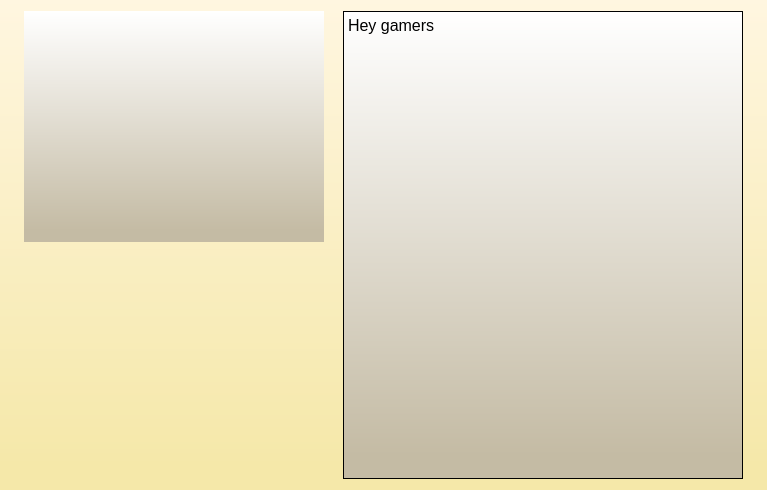
Above: iRestMyCase/clienttab.ui from NolanTaylor/a8-edu-game before the change. Below: the same form after it.
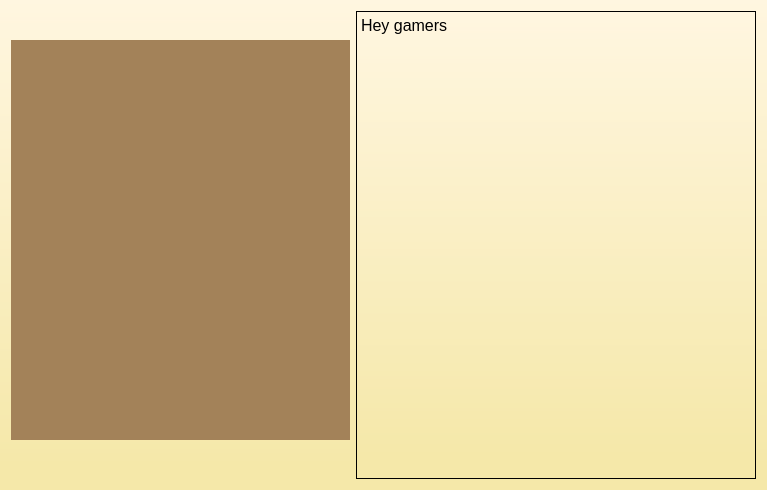
That is the form after the change.

Patch:
```diff
--- a/iRestMyCase/clienttab.ui
+++ b/iRestMyCase/clienttab.ui
@@ -17,33 +17,47 @@
    <string notr="true">
 background-color: qlineargradient(spread:pad, x1:1, y1:0.948864, x2:1, y2:0, stop:0 rgba(245, 232, 169, 255), stop:1 rgba(255, 246, 224, 255));</string>
   </property>
-  <layout class="QGridLayout" name="gridLayout">
+  <layout class="QGridLayout" name="gridLayout_2">
+   <property name="sizeConstraint">
+    <enum>QLayout::SetMinAndMaxSize</enum>
+   </property>
    <item row="0" column="0">
+    <layout class="QVBoxLayout" name="verticalLayout">
+     <item>
     <widget class="QLabel" name="client_image">
-     <property name="minimumSize">
-      <size>
-       <width>200</width>
-       <height>200</height>
-      </size>
-     </property>
      <property name="maximumSize">
       <size>
-       <width>300</width>
-       <height>300</height>
-      </size>
-     </property>
-     <property name="layoutDirection">
-      <enum>Qt::LeftToRight</enum>
-     </property>
+         <width>16000</width>
+         <height>400</height>
+        </size>
+       </property>
      <property name="styleSheet">
-      <string notr="true">background-color: qlineargradient(spread:pad, x1:1, y1:0.948864, x2:1, y2:0, stop:0 rgba(196, 187, 164, 255), stop:1 rgba(255, 255, 255, 255));</string>
+        <string notr="true">background-color: rgb(163, 130, 89);</string>
      </property>
      <property name="text">
       <string/>
      </property>
     </widget>
    </item>
-   <item row="0" column="1" rowspan="2">
+     <item>
+      <spacer name="verticalSpacer">
+       <property name="orientation">
+        <enum>Qt::Vertical</enum>
+       </property>
+       <property name="sizeType">
+        <enum>QSizePolicy::Minimum</enum>
+       </property>
+       <property name="sizeHint" stdset="0">
+        <size>
+         <width>20</width>
+         <height>10</height>
+        </size>
+       </property>
+      </spacer>
+     </item>
+    </layout>
+   </item>
+   <item row="0" column="1">
     <widget class="QTextBrowser" name="textBrowser">
      <property name="maximumSize">
       <size>
@@ -52,8 +66,7 @@
       </size>
      </property>
      <property name="styleSheet">
-      <string notr="true">font: 12pt &quot;Courier&quot;;
-background-color: qlineargradient(spread:pad, x1:1, y1:0.948864, x2:1, y2:0, stop:0 rgba(196, 187, 164, 255), stop:1 rgba(255, 255, 255, 255));</string>
+      <string notr="true">font: 12pt &quot;Courier&quot;;</string>
      </property>
      <property name="html">
       <string>&lt;!DOCTYPE HTML PUBLIC &quot;-//W3C//DTD HTML 4.0//EN&quot; &quot;http://www.w3.org/TR/REC-html40/strict.dtd&quot;&gt;
```
Lines whose indentation alone changed are shown as unchanged.
